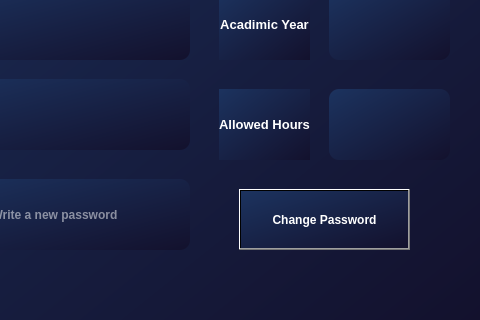
First picture: the form in Qt/frame.ui, repository KerollosRady/University-mangament-system, before the edit; both pictures show x 241 to 721 and y 261 to 581 of the 721 by 581 pixel window.
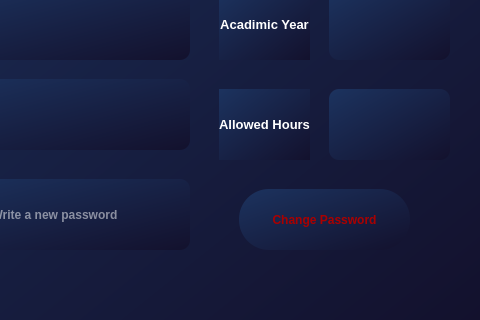
Second picture: the form after the edit.

The edit to the form file:
```diff
--- a/Qt/frame.ui
+++ b/Qt/frame.ui
@@ -73,6 +73,10 @@
    <property name="cursor">
     <cursorShape>PointingHandCursor</cursorShape>
    </property>
+   <property name="styleSheet">
+    <string notr="true">    border-radius: 30px;
+   color : rgb(170, 0, 0)</string>
+   </property>
    <property name="text">
     <string>Change Password</string>
    </property>
```
Left out of the diff: 23 changed lines with no effect on the pictures.
